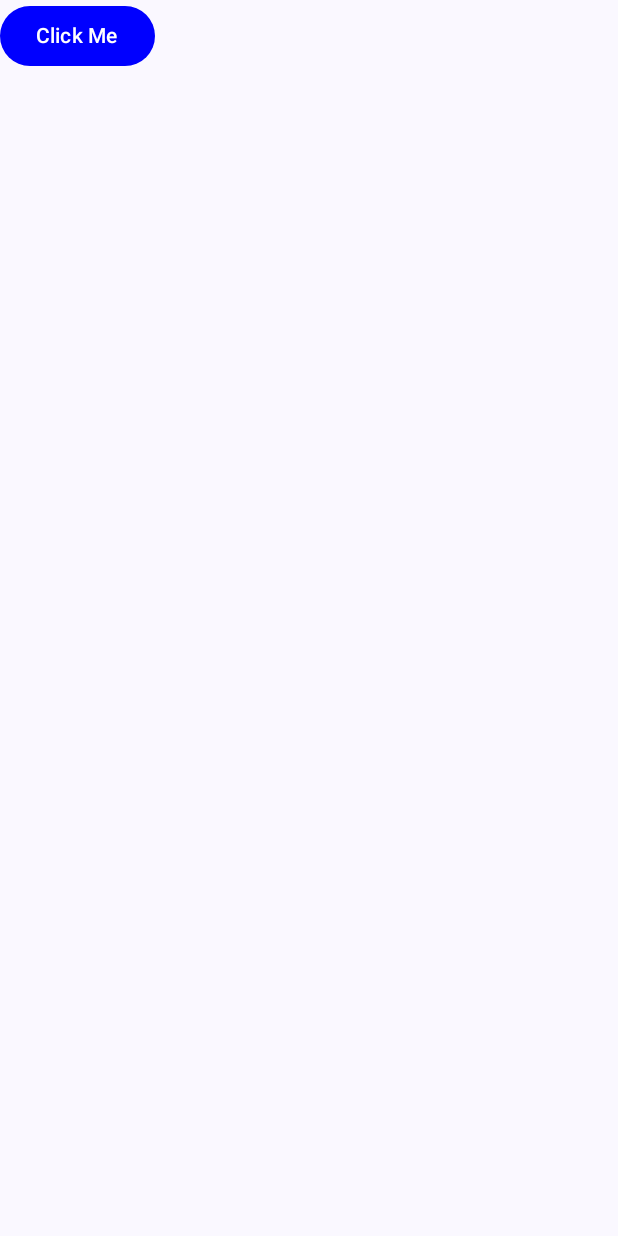
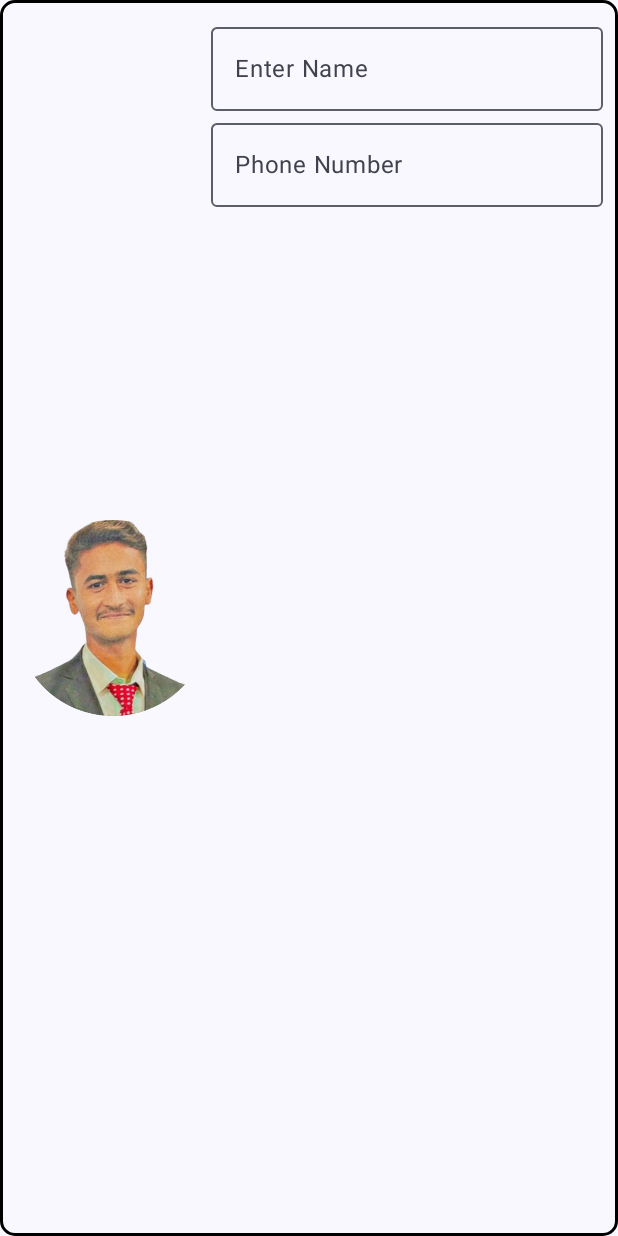
Before and after one commit to KashifAliLashari/Lab-2, an Android app built with Jetpack Compose: the screen it shows after launch (MainActivity), on a phone screen of 412 x 824 dp. Run offline under Robolectric (Android 15) with nearby library versions, the phone set to English and light mode, and no system bars.

Commit message:
Task 2 Added

```diff
--- a/app/build.gradle.kts
+++ b/app/build.gradle.kts
@@ -50,7 +50,7 @@ android {
 }
 
 dependencies {
-
+    implementation("androidx.navigation:navigation-compose:2.7.7")
     implementation("androidx.core:core-ktx:1.12.0")
     implementation("androidx.lifecycle:lifecycle-runtime-ktx:2.7.0")
     implementation("androidx.activity:activity-compose:1.8.2")
@@ -59,6 +59,7 @@ dependencies {
     implementation("androidx.compose.ui:ui-graphics")
     implementation("androidx.compose.ui:ui-tooling-preview")
     implementation("androidx.compose.material3:material3")
+    implementation("androidx.navigation:navigation-compose:2.7.7")
     testImplementation("junit:junit:4.13.2")
     androidTestImplementation("androidx.test.ext:junit:1.1.5")
     androidTestImplementation("androidx.test.espresso:espresso-core:3.5.1")
@@ -66,4 +67,5 @@ dependencies {
     androidTestImplementation("androidx.compose.ui:ui-test-junit4")
     debugImplementation("androidx.compose.ui:ui-tooling")
     debugImplementation("androidx.compose.ui:ui-test-manifest")
+
 }
--- a/app/src/main/AndroidManifest.xml
+++ b/app/src/main/AndroidManifest.xml
@@ -21,6 +21,7 @@
                 <action android:name="android.intent.action.MAIN" />
 
                 <category android:name="android.intent.category.LAUNCHER" />
+
             </intent-filter>
         </activity>
     </application>
--- a/app/src/main/java/com/example/lab2/MainActivity.kt
+++ b/app/src/main/java/com/example/lab2/MainActivity.kt
@@ -3,19 +3,29 @@ package com.example.lab2
 import android.os.Bundle
 import androidx.activity.ComponentActivity
 import androidx.activity.compose.setContent
+import androidx.compose.foundation.Image
+import androidx.compose.foundation.border
 import androidx.compose.foundation.layout.Column
+import androidx.compose.foundation.layout.Row
 import androidx.compose.foundation.layout.fillMaxSize
-import androidx.compose.material3.Button
-import androidx.compose.material3.ButtonDefaults
+import androidx.compose.foundation.layout.fillMaxWidth
+import androidx.compose.foundation.layout.padding
+import androidx.compose.foundation.shape.RoundedCornerShape
 import androidx.compose.material3.MaterialTheme
+import androidx.compose.material3.OutlinedTextField
 import androidx.compose.material3.Surface
 import androidx.compose.material3.Text
 import androidx.compose.runtime.Composable
+import androidx.compose.runtime.getValue
 import androidx.compose.runtime.mutableStateOf
 import androidx.compose.runtime.remember
+import androidx.compose.runtime.setValue
+import androidx.compose.ui.Alignment
 import androidx.compose.ui.Modifier
 import androidx.compose.ui.graphics.Color
+import androidx.compose.ui.res.painterResource
 import androidx.compose.ui.tooling.preview.Preview
+import androidx.compose.ui.unit.dp
 import com.example.lab2.ui.theme.Lab2Theme
 
 class MainActivity : ComponentActivity() {
@@ -28,29 +38,45 @@ class MainActivity : ComponentActivity() {
                     modifier = Modifier.fillMaxSize(),
                     color = MaterialTheme.colorScheme.background
                 ) {
-                    Greeting("Android")
+                    Greeting("")
                 }
             }
         }
     }
 }
 
-// Task 1
+// Task 2
 
 @Composable
 fun Greeting(name: String, modifier: Modifier = Modifier) {
-    Column(
-        modifier = Modifier.fillMaxSize()
+    Row(
+        modifier = Modifier
+            .border(width = 2.dp, color = Color.Black, shape = RoundedCornerShape(10.dp))
+            .fillMaxWidth()
+            .padding(10.dp)
     ) {
-        var buttonColor = remember { mutableStateOf(Color.Blue) }
+        Image(
+            painter = painterResource(id = R.drawable.removedbg),
+            contentDescription = null,
+            modifier = Modifier
+                .weight(0.5f)
+                .align(alignment = Alignment.CenterVertically)
+        )
+        Column(
+            modifier = Modifier.weight(1f)
+        ) {
+            var text by remember { mutableStateOf("") }
 
-        Button(
-
-            onClick = { buttonColor.value = Color.Red },
-            colors = ButtonDefaults.buttonColors(containerColor = buttonColor.value)
-        ) {
-            Text(text = "Click Me")
-
+            OutlinedTextField(
+                value = text,
+                onValueChange = { newText -> text = newText },
+                label = { Text(text = "Enter Name") }
+            )
+            OutlinedTextField(
+                value = text,
+                onValueChange = { newText -> text = newText },
+                label = { Text(text = "Phone Number") }
+            )
         }
     }
 }
@@ -59,6 +85,6 @@ fun Greeting(name: String, modifier: Modifier = Modifier) {
 @Composable
 fun GreetingPreview() {
     Lab2Theme {
-        Greeting("Android")
+        Greeting("")
     }
 }
```
Also changed, not shown: app/src/main/res/drawable/removedbg.png (added).
